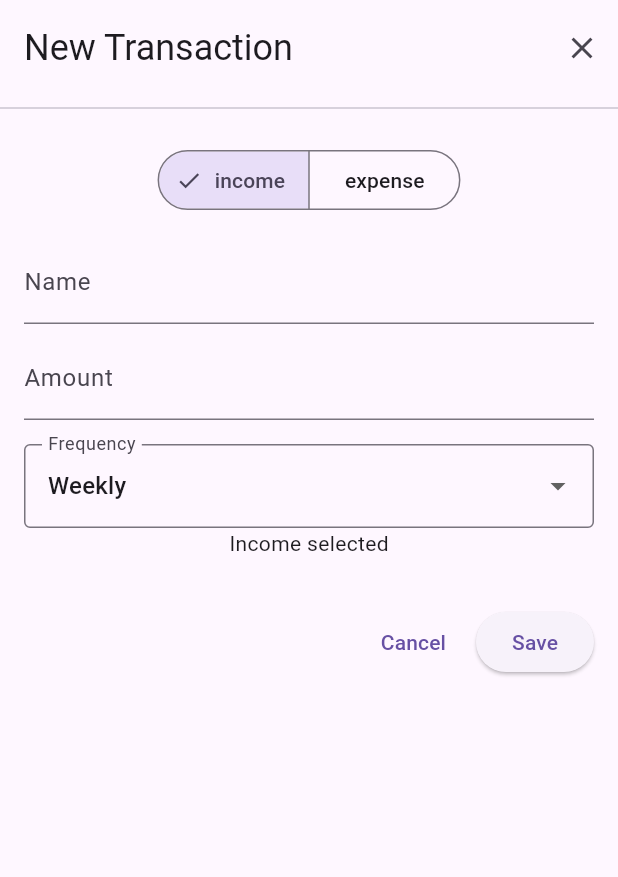
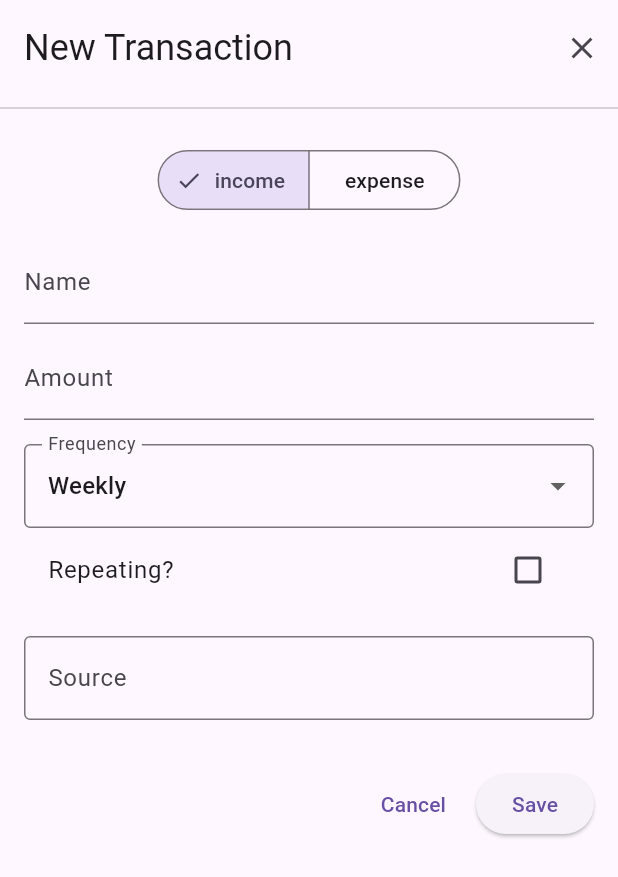
Before and after one commit to Jolvera2001/bud, a Flutter app: the TransactionForm widget shown alone on an empty page, opened directly, on a phone screen of 412 x 824 dp. Shown: the top 877 px of the screen. Run offline on Flutter 3.47's test engine with Material 3 defaults, Android fonts, the phone set to English and light mode, and no system bars; our stand-ins replace isar, logger; accounts and stored records are empty; generated files the repository leaves out were written again.

Commit message:
added in ternary form changes and repeating bool

```diff
--- a/lib/components/transaction_form.dart
+++ b/lib/components/transaction_form.dart
@@ -12,8 +12,13 @@ class _TransactionFormState extends State<TransactionForm> {
   final TextEditingController _nameController = TextEditingController();
   final TextEditingController _descriptionController = TextEditingController();
 
-  Set<TransactionType> typeSelection = <TransactionType>{TransactionType.income};
-  Set<TransactionPattern> patternSelection = <TransactionPattern>{TransactionPattern.weekly};
+  Set<TransactionType> typeSelection = <TransactionType>{
+    TransactionType.income,
+  };
+  Set<TransactionPattern> patternSelection = <TransactionPattern>{
+    TransactionPattern.weekly,
+  };
+  bool isRecurring = false;
   final _formKey = GlobalKey<FormState>();
 
   @override
@@ -33,11 +38,14 @@ class _TransactionFormState extends State<TransactionForm> {
           children: [
             Padding(
               padding: const EdgeInsets.all(16.0),
-              child: Text("New Transaction", style: Theme.of(context).textTheme.headlineSmall),
+              child: Text(
+                "New Transaction",
+                style: Theme.of(context).textTheme.headlineSmall,
+              ),
             ),
             IconButton(
-              onPressed: () =>  Navigator.pop(context),
-              icon: Icon(Icons.close)
+              onPressed: () => Navigator.pop(context),
+              icon: Icon(Icons.close),
             ),
           ],
         ),
@@ -50,11 +58,11 @@ class _TransactionFormState extends State<TransactionForm> {
                 segments: const <ButtonSegment<TransactionType>>[
                   ButtonSegment<TransactionType>(
                     value: TransactionType.income,
-                    label: Text("income")
+                    label: Text("income"),
                   ),
                   ButtonSegment<TransactionType>(
                     value: TransactionType.expense,
-                    label: Text("expense")
+                    label: Text("expense"),
                   ),
                 ],
                 selected: typeSelection,
@@ -65,70 +73,91 @@ class _TransactionFormState extends State<TransactionForm> {
                 },
               ),
               SizedBox(height: 16),
-              TextField(
-                decoration: InputDecoration(
-                  labelText: "Name"
-                ),
-              ),
+              TextField(decoration: InputDecoration(labelText: "Name")),
               SizedBox(height: 8),
-              TextField(
-                decoration: InputDecoration(
-                  labelText: "Amount"
-                ),
-              ),
+              TextField(decoration: InputDecoration(labelText: "Amount")),
               SizedBox(height: 16),
               DropdownButtonFormField<TransactionPattern>(
                 decoration: InputDecoration(
                   labelText: "Frequency",
-                  border: OutlineInputBorder()
+                  border: OutlineInputBorder(),
                 ),
                 value: patternSelection.first,
                 items: [
-                  DropdownMenuItem(value: TransactionPattern.weekly, child: Text("Weekly")),
-                  DropdownMenuItem(value: TransactionPattern.biweekly, child: Text("Biweekly")),
-                  DropdownMenuItem(value: TransactionPattern.bimonthly, child: Text("Bimonthly")),
-                  DropdownMenuItem(value: TransactionPattern.monthly, child: Text("Monthly")),
-                  DropdownMenuItem(value: TransactionPattern.annually, child: Text("Annually")),
+                  DropdownMenuItem(
+                    value: TransactionPattern.weekly,
+                    child: Text("Weekly"),
+                  ),
+                  DropdownMenuItem(
+                    value: TransactionPattern.biweekly,
+                    child: Text("Biweekly"),
+                  ),
+                  DropdownMenuItem(
+                    value: TransactionPattern.bimonthly,
+                    child: Text("Bimonthly"),
+                  ),
+                  DropdownMenuItem(
+                    value: TransactionPattern.monthly,
+                    child: Text("Monthly"),
+                  ),
+                  DropdownMenuItem(
+                    value: TransactionPattern.annually,
+                    child: Text("Annually"),
+                  ),
                 ],
                 onChanged: (value) {
                   setState(() {
                     patternSelection = {value!};
                   });
-                }
+                },
               ),
-              // SegmentedButton<TransactionPattern>(
-              //   segments: const <ButtonSegment<TransactionPattern>>[
-              //     ButtonSegment<TransactionPattern>(
-              //       value: TransactionPattern.weekly,
-              //       label: Text("weekly", overflow: TextOverflow.ellipsis)
-              //     ),
-              //     ButtonSegment<TransactionPattern>(
-              //       value: TransactionPattern.biweekly,
-              //       label: Text("biweekly", overflow: TextOverflow.ellipsis)
-              //     ),
-              //     ButtonSegment<TransactionPattern>(
-              //       value: TransactionPattern.bimonthly,
-              //       label: Text("bimonthly", overflow: TextOverflow.ellipsis)
-              //     ),
-              //     ButtonSegment<TransactionPattern>(
-              //       value: TransactionPattern.monthly,
-              //       label: Text("monthly", overflow: TextOverflow.ellipsis)
-              //     ),
-              //     ButtonSegment<TransactionPattern>(
-              //       value: TransactionPattern.annually,
-              //       label: Text("annually", overflow: TextOverflow.ellipsis)
-              //     ),
-              //   ],
-              //   selected: patternSelection,
-              //   onSelectionChanged: (Set<TransactionPattern> newSelection) {
-              //     setState(() {
-              //       patternSelection = newSelection;
-              //     });
-              //   },
-              // ),
+              CheckboxListTile(
+                title: Text("Repeating?"),
+                value: isRecurring,
+                onChanged: (bool? value) {
+                  setState(() {
+                    isRecurring = value ?? false;
+                  });
+                },
+              ),
+              SizedBox(height: 16),
               typeSelection.first == TransactionType.income
-                ? Text("Income selected")
-                : Text("Expense selected")
+                  ? Column(
+                    children: [
+                      TextField(
+                        decoration: InputDecoration(
+                          labelText: "Source",
+                          border: OutlineInputBorder(),
+                        ),
+                      ),
+                      SizedBox(width: 8),
+                    ],
+                  )
+                  : Column(
+                    children: [
+                      Row(
+                        children: [
+                          Expanded(
+                            child: TextField(
+                              decoration: InputDecoration(
+                                labelText: "Payee",
+                                border: OutlineInputBorder(),
+                              ),
+                            ),
+                          ),
+                          SizedBox(width: 8),
+                          Expanded(
+                            child: TextField(
+                              decoration: InputDecoration(
+                                labelText: "Method",
+                                border: OutlineInputBorder(),
+                              ),
+                            ),
+                          ),
+                        ],
+                      ),
+                    ],
+                  ),
               // TextField(
               //   controller: _nameController,
               //   decoration: InputDecoration(
@@ -148,7 +177,7 @@ class _TransactionFormState extends State<TransactionForm> {
             ],
           ),
         ),
-         Padding(
+        Padding(
           padding: const EdgeInsets.all(16.0),
           child: Row(
             mainAxisAlignment: MainAxisAlignment.end,
@@ -171,7 +200,7 @@ class _TransactionFormState extends State<TransactionForm> {
               ),
             ],
           ),
-         ),
+        ),
       ],
     );
   }
```
